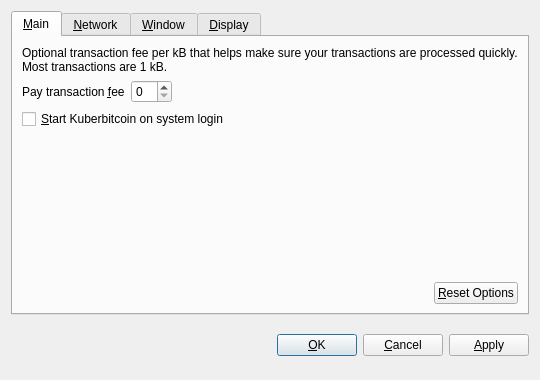
Dkpe/Kuberbitcore, file src/qt/forms/optionsdialog.ui: the form before one commit.
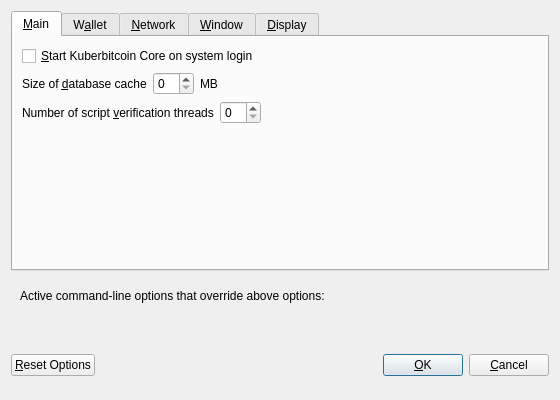
The form after the commit. Custom widgets are drawn as their Qt base class.

Commit message:
Push Master 1.9.4 Kubitcore update
Push Master 1.9.4 Kubitcore update

What changed in the file:
```diff
--- a/src/qt/forms/optionsdialog.ui
+++ b/src/qt/forms/optionsdialog.ui
@@ -6,8 +6,8 @@
    <rect>
     <x>0</x>
     <y>0</y>
-    <width>540</width>
-    <height>380</height>
+    <width>560</width>
+    <height>400</height>
    </rect>
   </property>
   <property name="windowTitle">
@@ -19,9 +19,6 @@
   <layout class="QVBoxLayout" name="verticalLayout">
    <item>
     <widget class="QTabWidget" name="tabWidget">
-     <property name="tabPosition">
-      <enum>QTabWidget::North</enum>
-     </property>
      <property name="currentIndex">
       <number>0</number>
      </property>
@@ -31,6 +28,116 @@
       </attribute>
       <layout class="QVBoxLayout" name="verticalLayout_Main">
        <item>
+        <widget class="QCheckBox" name="bitcoinAtStartup">
+         <property name="toolTip">
+          <string>Automatically start Kuberbitcoin Core after logging in to the system.</string>
+         </property>
+         <property name="text">
+          <string>&amp;Start Kuberbitcoin Core on system login</string>
+         </property>
+        </widget>
+       </item>
+       <item>
+        <layout class="QHBoxLayout" name="horizontalLayout_2_Main">
+         <item>
+          <widget class="QLabel" name="databaseCacheLabel">
+           <property name="text">
+            <string>Size of &amp;database cache</string>
+           </property>
+           <property name="textFormat">
+            <enum>Qt::PlainText</enum>
+           </property>
+           <property name="buddy">
+            <cstring>databaseCache</cstring>
+           </property>
+          </widget>
+         </item>
+         <item>
+          <widget class="QSpinBox" name="databaseCache"/>
+         </item>
+         <item>
+          <widget class="QLabel" name="databaseCacheUnitLabel">
+           <property name="text">
+            <string>MB</string>
+           </property>
+           <property name="textFormat">
+            <enum>Qt::PlainText</enum>
+           </property>
+          </widget>
+         </item>
+         <item>
+          <spacer name="horizontalSpacer_2_Main">
+           <property name="orientation">
+            <enum>Qt::Horizontal</enum>
+           </property>
+           <property name="sizeHint" stdset="0">
+            <size>
+             <width>40</width>
+             <height>20</height>
+            </size>
+           </property>
+          </spacer>
+         </item>
+        </layout>
+       </item>
+       <item>
+        <layout class="QHBoxLayout" name="horizontalLayout_3_Main">
+         <item>
+          <widget class="QLabel" name="threadsScriptVerifLabel">
+           <property name="text">
+            <string>Number of script &amp;verification threads</string>
+           </property>
+           <property name="textFormat">
+            <enum>Qt::PlainText</enum>
+           </property>
+           <property name="buddy">
+            <cstring>threadsScriptVerif</cstring>
+           </property>
+          </widget>
+         </item>
+         <item>
+          <widget class="QSpinBox" name="threadsScriptVerif">
+           <property name="toolTip">
+            <string>(0 = auto, &lt;0 = leave that many cores free)</string>
+           </property>
+          </widget>
+         </item>
+         <item>
+          <spacer name="horizontalSpacer_3_Main">
+           <property name="orientation">
+            <enum>Qt::Horizontal</enum>
+           </property>
+           <property name="sizeHint" stdset="0">
+            <size>
+             <width>40</width>
+             <height>20</height>
+            </size>
+           </property>
+          </spacer>
+         </item>
+        </layout>
+       </item>
+       <item>
+        <spacer name="verticalSpacer_Main">
+         <property name="orientation">
+          <enum>Qt::Vertical</enum>
+         </property>
+         <property name="sizeHint" stdset="0">
+          <size>
+           <width>20</width>
+           <height>40</height>
+          </size>
+         </property>
+        </spacer>
+       </item>
+      </layout>
+     </widget>
+     <widget class="QWidget" name="tabWallet">
+      <attribute name="title">
+       <string>W&amp;allet</string>
+      </attribute>
+      <layout class="QVBoxLayout" name="verticalLayout_Wallet">
+       <item>
         <widget class="QLabel" name="transactionFeeInfoLabel">
          <property name="text">
           <string>Optional transaction fee per kB that helps make sure your transactions are processed quickly. Most transactions are 1 kB.</string>
@@ -44,7 +151,7 @@
         </widget>
        </item>
        <item>
-        <layout class="QHBoxLayout" name="horizontalLayout_1_Main">
+        <layout class="QHBoxLayout" name="horizontalLayout_1_Wallet">
          <item>
           <widget class="QLabel" name="transactionFeeLabel">
            <property name="text">
@@ -77,17 +184,7 @@
         </layout>
        </item>
        <item>
-        <widget class="QCheckBox" name="bitcoinAtStartup">
-         <property name="toolTip">
-          <string>Automatically start Kuberbitcoin after logging in to the system.</string>
-         </property>
-         <property name="text">
-          <string>&amp;Start Kuberbitcoin on system login</string>
-         </property>
-        </widget>
-       </item>
-       <item>
-        <spacer name="verticalSpacer_Main">
+        <spacer name="verticalSpacer_Wallet">
          <property name="orientation">
           <enum>Qt::Vertical</enum>
          </property>
@@ -100,34 +197,33 @@
         </spacer>
        </item>
        <item>
-        <layout class="QHBoxLayout" name="horizontalLayout_2_Main">
-         <item>
-          <spacer name="horizontalSpacer_2_Main">
-           <property name="orientation">
-            <enum>Qt::Horizontal</enum>
-           </property>
-           <property name="sizeHint" stdset="0">
-            <size>
-             <width>40</width>
-             <height>20</height>
-            </size>
-           </property>
-          </spacer>
-         </item>
-         <item>
-          <widget class="QPushButton" name="resetButton">
-           <property name="toolTip">
-            <string>Reset all client options to default.</string>
-           </property>
-           <property name="text">
-            <string>&amp;Reset Options</string>
-           </property>
-           <property name="autoDefault">
-            <bool>false</bool>
-           </property>
-          </widget>
-         </item>
-        </layout>
+        <widget class="QGroupBox" name="groupBox">
+         <property name="title">
+          <string>Expert</string>
+         </property>
+         <layout class="QVBoxLayout" name="verticalLayout_2">
+          <item>
+           <widget class="QCheckBox" name="coinControlFeatures">
+            <property name="toolTip">
+             <string>Whether to show coin control features or not.</string>
+            </property>
+            <property name="text">
+             <string>Enable coin &amp;control features</string>
+            </property>
+           </widget>
+          </item>
+          <item>
+           <widget class="QCheckBox" name="spendZeroConfChange">
+            <property name="toolTip">
+             <string>If you disable the spending of unconfirmed change, the change from a transaction cannot be used until that transaction has at least one confirmation. This also affects how your balance is computed.</string>
+            </property>
+            <property name="text">
+             <string>&amp;Spend unconfirmed change</string>
+            </property>
+           </widget>
+          </item>
+         </layout>
+        </widget>
        </item>
       </layout>
      </widget>
@@ -390,8 +486,67 @@
      </widget>
     </widget>
    </item>
+   <item>
+    <widget class="QFrame" name="frame">
+     <layout class="QVBoxLayout" name="verticalLayout_Bottom">
+      <item>
+       <layout class="QHBoxLayout" name="horizontalLayout_Bottom">
+        <item>
+         <widget class="QLabel" name="overriddenByCommandLineInfoLabel">
+          <property name="text">
+           <string>Active command-line options that override above options:</string>
+          </property>
+          <property name="textFormat">
+           <enum>Qt::PlainText</enum>
+          </property>
+         </widget>
+        </item>
+        <item>
+         <spacer name="horizontalSpacer_Bottom">
+          <property name="orientation">
+           <enum>Qt::Horizontal</enum>
+          </property>
+          <property name="sizeHint" stdset="0">
+           <size>
+            <width>40</width>
+            <height>20</height>
+           </size>
+          </property>
+         </spacer>
+        </item>
+       </layout>
+      </item>
+      <item>
+       <widget class="QLabel" name="overriddenByCommandLineLabel">
+        <property name="text">
+         <string/>
+        </property>
+        <property name="textFormat">
+         <enum>Qt::PlainText</enum>
+        </property>
+        <property name="wordWrap">
+         <bool>true</bool>
+        </property>
+       </widget>
+      </item>
+     </layout>
+    </widget>
+   </item>
    <item>
     <layout class="QHBoxLayout" name="horizontalLayout_Buttons">
+     <item>
+      <widget class="QPushButton" name="resetButton">
+       <property name="toolTip">
+        <string>Reset all client options to default.</string>
+       </property>
+       <property name="text">
+        <string>&amp;Reset Options</string>
+       </property>
+       <property name="autoDefault">
+        <bool>false</bool>
+       </property>
+      </widget>
+     </item>
      <item>
       <spacer name="horizontalSpacer_1">
        <property name="orientation">
@@ -407,6 +562,12 @@
      </item>
      <item>
       <widget class="QLabel" name="statusLabel">
+       <property name="minimumSize">
+        <size>
+         <width>200</width>
+         <height>0</height>
+        </size>
+       </property>
        <property name="font">
         <font>
          <weight>75</weight>
@@ -454,16 +615,6 @@
        </property>
       </widget>
      </item>
-     <item>
-      <widget class="QPushButton" name="applyButton">
-       <property name="text">
-        <string>&amp;Apply</string>
-       </property>
-       <property name="autoDefault">
-        <bool>false</bool>
-       </property>
-      </widget>
-     </item>
     </layout>
    </item>
   </layout>
@@ -471,19 +622,20 @@
  <customwidgets>
   <customwidget>
    <class>BitcoinAmountField</class>
-   <extends>QSpinBox</extends>
+   <extends>QLineEdit</extends>
    <header>bitcoinamountfield.h</header>
+   <container>1</container>
+  </customwidget>
+  <customwidget>
+   <class>QValidatedLineEdit</class>
+   <extends>QLineEdit</extends>
+   <header>qvalidatedlineedit.h</header>
   </customwidget>
   <customwidget>
    <class>QValueComboBox</class>
    <extends>QComboBox</extends>
    <header>qvaluecombobox.h</header>
   </customwidget>
-  <customwidget>
-   <class>QValidatedLineEdit</class>
-   <extends>QLineEdit</extends>
-   <header>qvalidatedlineedit.h</header>
-  </customwidget>
  </customwidgets>
  <resources/>
  <connections/>
```
Left out of the diff: 56 changed lines with no effect on the pictures. The commit also changes 862 other files.
